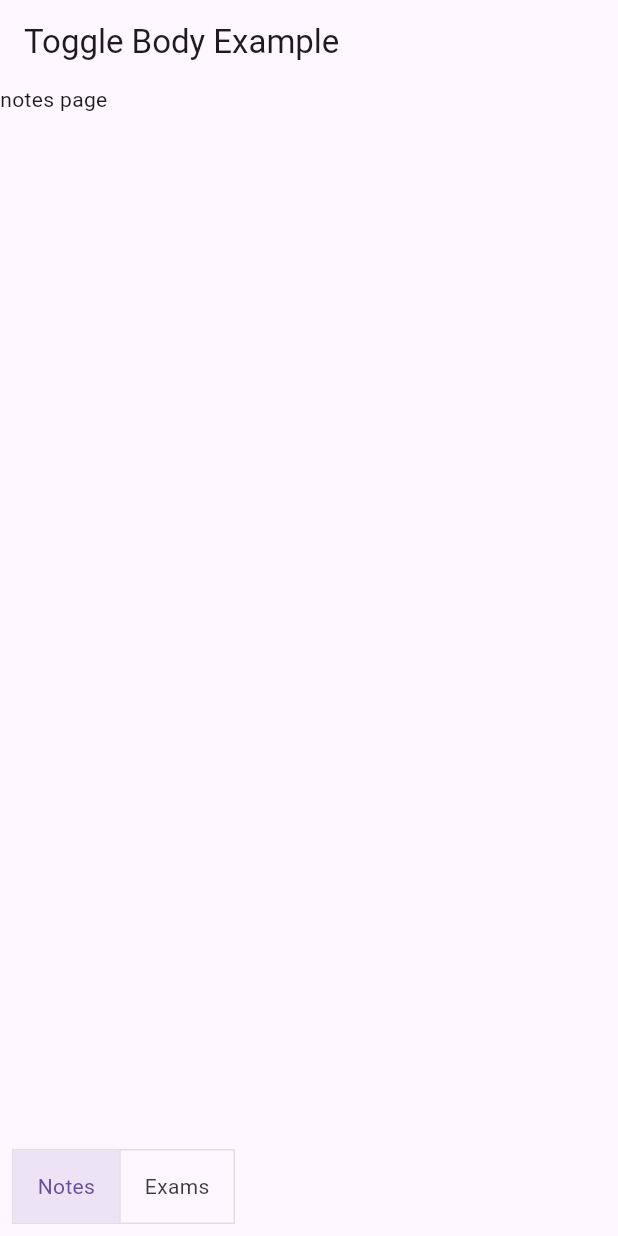
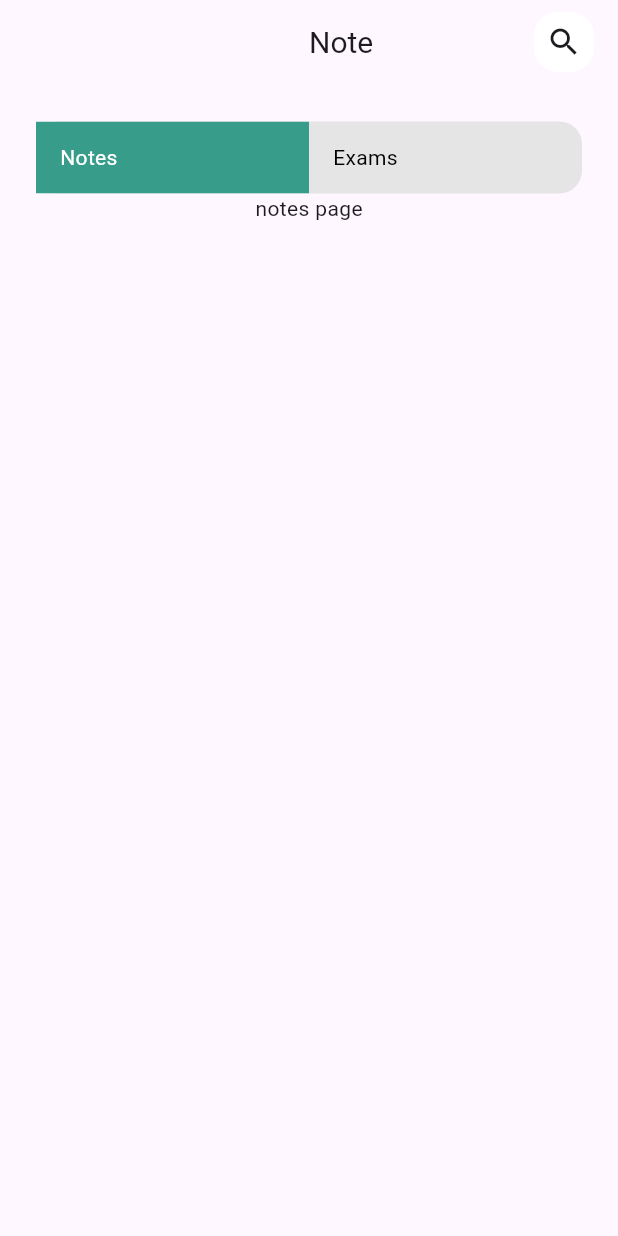
Before and after one commit to tmalkawi44-sudo/notes_app, a Flutter app: the screen it shows after launch, on a phone screen of 412 x 824 dp. Run offline on Flutter 3.47's test engine with Material 3 defaults, Android fonts, the phone set to English and light mode, and no system bars.

Commit message:
ending app bar

```diff
--- a/lib/views/Notes_view.dart
+++ b/lib/views/Notes_view.dart
@@ -1,6 +1,7 @@
 import 'package:flutter/material.dart';
 import 'package:notes_app/views/exams_class.dart';
 import 'package:notes_app/views/note_class.dart';
+import 'package:notes_app/widgets/search_icon.dart';
 
 class NotesView extends StatefulWidget {
   @override
@@ -24,12 +25,37 @@ class _NotesViewState extends State<NotesView> {
   @override
   Widget build(BuildContext context) {
     return Scaffold(
-      appBar: AppBar(title: Text("Toggle Body Example")),
-      body: getBody(),
-      bottomNavigationBar: Padding(
-        padding: const EdgeInsets.all(8.0),
+      appBar: AppBar(
+        title: Row(
+          children: [
+            Padding(
+              padding: const EdgeInsets.only(left: 190),
+              child: Center(
+                child: Text('Note', style: TextStyle(fontSize: 20)),
+              ),
+            ),
+            Spacer(flex: 1),
+            SearchIcon(),
+          ],
+        ),
+      ),
+      body: Padding(
+        padding: const EdgeInsets.only(top: 25),
+        child: Center(
+          child: Column(
+            children: [
+              Container(
+                decoration: BoxDecoration(
+                  color: Color(0xffe5e5e5),
+                  borderRadius: BorderRadius.circular(15),
+                ),
+
                 child: ToggleButtons(
                   isSelected: isSelected,
+                  selectedColor: Colors.white,
+                  color: Colors.black,
+                  fillColor: Color(0xff379c8a),
+                  renderBorder: false,
                   onPressed: (int index) {
                     setState(() {
                       for (int i = 0; i < isSelected.length; i++) {
@@ -40,13 +66,31 @@ class _NotesViewState extends State<NotesView> {
                   children: [
                     Padding(
                       padding: const EdgeInsets.symmetric(horizontal: 16),
+                      child: Container(
+                        decoration: BoxDecoration(
+                          borderRadius: BorderRadius.circular(15),
+                        ),
+                        width: 150,
                         child: Text("Notes"),
+                      ),
                     ),
                     Padding(
                       padding: const EdgeInsets.symmetric(horizontal: 16),
+                      child: Container(
+                        decoration: BoxDecoration(
+                          borderRadius: BorderRadius.circular(15),
+                        ),
+                        width: 150,
                         child: Text("Exams"),
                       ),
+                    ),
                   ],
+                ),
+              ),
+
+              getBody(),
+            ],
+          ),
         ),
       ),
     );
--- /dev/null
+++ b/lib/widgets/search_icon.dart
@@ -0,0 +1,18 @@
+import 'package:flutter/material.dart';
+
+class SearchIcon extends StatelessWidget {
+  const SearchIcon({super.key});
+
+  @override
+  Widget build(BuildContext context) {
+    return Container(
+      height: 40,
+      width: 40,
+      decoration: BoxDecoration(
+        color: Colors.white,
+        borderRadius: BorderRadius.circular(16),
+      ),
+      child: const Center(child: Icon(Icons.search)),
+    );
+  }
+}
```
Lines whose indentation alone changed are shown as unchanged.
